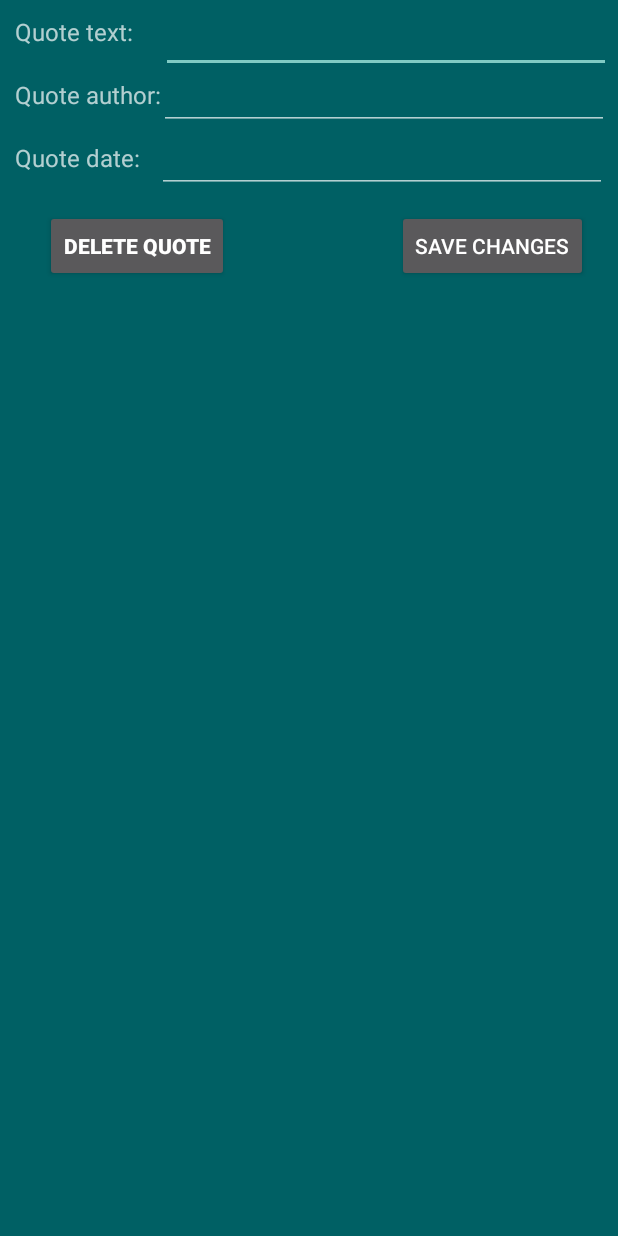
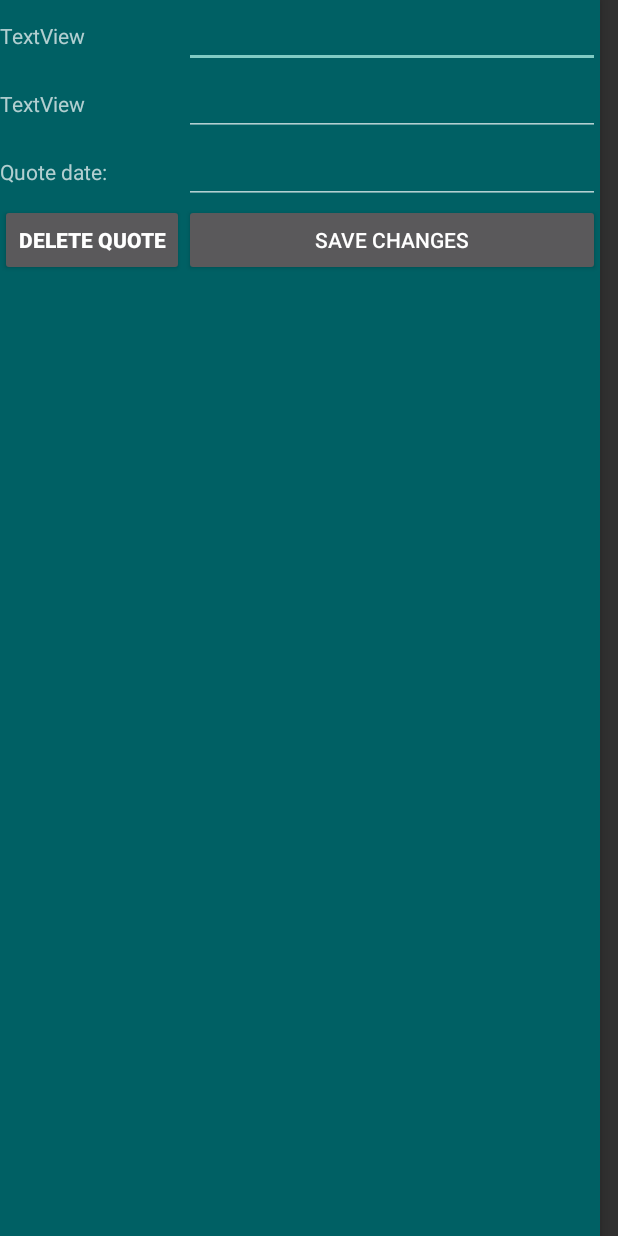
Before and after one commit to Jellios/applicationDevelopment, an Android app: the layout pop_up.xml on its own in the app's theme, with its tools: preview values and no code run, on a phone screen of 412 x 824 dp. Run offline under Robolectric (Android 15) with nearby library versions, the phone set to English and light mode, and no system bars.

Commit message:
working and beautfull

```diff
--- a/project/app/src/main/res/layout/pop_up.xml
+++ b/project/app/src/main/res/layout/pop_up.xml
@@ -2,102 +2,93 @@
 <androidx.constraintlayout.widget.ConstraintLayout xmlns:android="http://schemas.android.com/apk/res/android"
     xmlns:app="http://schemas.android.com/apk/res-auto"
     xmlns:tools="http://schemas.android.com/tools"
-    android:layout_width="match_parent"
+    android:layout_width="400dp"
     android:layout_height="match_parent"
     android:background="#006064"
     android:outlineProvider="paddedBounds"
     android:translationZ="4dp">
 
+    <TableLayout
+        android:layout_width="400dp"
+        android:layout_height="wrap_content"
+        android:stretchColumns="1"
+        tools:layout_editor_absoluteX="1dp"
+        tools:layout_editor_absoluteY="1dp">
+
+        <TableRow
+            android:layout_width="match_parent"
+            android:layout_height="wrap_content">
+
             <TextView
-        android:id="@+id/textView7"
+                android:id="@+id/textView"
                 android:layout_width="wrap_content"
                 android:layout_height="wrap_content"
-        android:layout_marginStart="10dp"
-        android:layout_marginTop="10dp"
-        android:text="@string/quotePrompt"
-        android:textSize="16sp"
-        app:layout_constraintStart_toStartOf="parent"
-        app:layout_constraintTop_toTopOf="parent" />
+                android:text="TextView" />
 
             <EditText
                 android:id="@+id/popUpQuoteText"
-        android:layout_width="300dp"
+                android:layout_width="wrap_content"
                 android:layout_height="wrap_content"
-        android:layout_marginStart="1dp"
-        android:layout_marginTop="10dp"
                 android:ems="10"
+                android:gravity="start|top"
                 android:inputType="textMultiLine"
-        app:layout_constraintBottom_toBottomOf="@+id/textView7"
-        app:layout_constraintEnd_toEndOf="@+id/popup_Quote_author"
-        app:layout_constraintStart_toEndOf="@+id/textView9"
-        app:layout_constraintTop_toTopOf="@+id/textView7" />
+                android:maxHeight="200dp" />
+        </TableRow>
+
+        <TableRow
+            android:layout_width="match_parent"
+            android:layout_height="wrap_content">
 
             <TextView
-        android:id="@+id/textView9"
+                android:id="@+id/textView2"
                 android:layout_width="wrap_content"
                 android:layout_height="wrap_content"
-        android:layout_marginTop="20dp"
-        android:text="@string/quote_author"
-        android:textSize="16sp"
-        app:layout_constraintStart_toStartOf="@+id/textView7"
-        app:layout_constraintTop_toBottomOf="@+id/textView7" />
+                android:text="TextView" />
 
             <EditText
                 android:id="@+id/popup_Quote_author"
-        android:layout_width="300dp"
+                android:layout_width="wrap_content"
                 android:layout_height="wrap_content"
-        android:layout_marginTop="1dp"
                 android:ems="10"
-        android:inputType="textPersonName"
-        app:layout_constraintBottom_toBottomOf="@+id/textView9"
-        app:layout_constraintEnd_toEndOf="@+id/popup_quote_date"
-        app:layout_constraintStart_toEndOf="@+id/textView9"
-        app:layout_constraintTop_toTopOf="@+id/textView9" />
+                android:gravity="start|top"
+                android:inputType="textMultiLine" />
+        </TableRow>
+
+        <TableRow
+            android:layout_width="match_parent"
+            android:layout_height="wrap_content">
 
             <TextView
-        android:id="@+id/textView11"
+                android:id="@+id/textView5"
                 android:layout_width="wrap_content"
                 android:layout_height="wrap_content"
-        android:layout_marginTop="20dp"
-        android:text="@string/quote_date"
-        android:textSize="16sp"
-        app:layout_constraintStart_toStartOf="@+id/textView9"
-        app:layout_constraintTop_toBottomOf="@+id/textView9" />
+                android:text="@string/quote_date" />
 
             <EditText
                 android:id="@+id/popup_quote_date"
-        android:layout_width="300dp"
+                android:layout_width="wrap_content"
                 android:layout_height="wrap_content"
-        android:layout_marginStart="11dp"
-        android:layout_marginTop="2dp"
                 android:ems="10"
-        android:inputType="date"
-        app:layout_constraintBottom_toBottomOf="@+id/textView11"
-        app:layout_constraintStart_toEndOf="@+id/textView11"
-        app:layout_constraintTop_toTopOf="@+id/textView11" />
+                android:inputType="date" />
 
-    ...
+        </TableRow>
+
+        <TableRow
+            android:layout_width="wrap_content"
+            android:layout_height="match_parent">
 
             <Button
-        android:id="@+id/btn_delete_Quote"
+                android:id="@+id/btn_popup_DeleteQuote"
                 android:layout_width="wrap_content"
                 android:layout_height="wrap_content"
-        android:layout_marginStart="20dp"
-        android:layout_marginTop="24dp"
-        android:text="@string/delete_quote"
-        app:layout_constraintStart_toStartOf="@+id/textView11"
-        app:layout_constraintTop_toBottomOf="@+id/textView11" />
+                android:text="@string/delete_quote" />
 
             <Button
-        android:id="@+id/btn_quote_saveChanges_popup"
+                android:id="@+id/btn_popup_saveChanges"
                 android:layout_width="wrap_content"
                 android:layout_height="wrap_content"
-        android:layout_marginStart="189dp"
-        android:layout_marginEnd="20dp"
-        android:text="@string/save_changes"
-        app:layout_constraintEnd_toEndOf="parent"
-        app:layout_constraintHorizontal_bias="1.0"
-        app:layout_constraintStart_toEndOf="@+id/btn_delete_Quote"
-        app:layout_constraintTop_toTopOf="@+id/btn_delete_Quote" />
+                android:text="@string/save_changes" />
 
+        </TableRow>
+    </TableLayout>
 </androidx.constraintlayout.widget.ConstraintLayout>
```
Also changed, not shown: project/app/src/main/java/com/example/project/MainActivity.java (+8 -4 lines), project/app/src/main/java/com/example/project/Quote.java (+14 -1 lines), project/app/src/main/java/com/example/project/QuoteReaderDbHelper.java (+31 -1 lines), project/app/src/main/java/com/example/project/ViewAllQuotesActivity.java (+35 -3 lines), project/app/src/main/java/com/example/project/recyclerAdapter.java (+14 -6 lines), project/app/src/main/res/layout/qoutes_list.xml (+10 -0 lines). Lines whose indentation alone changed are shown as unchanged.
